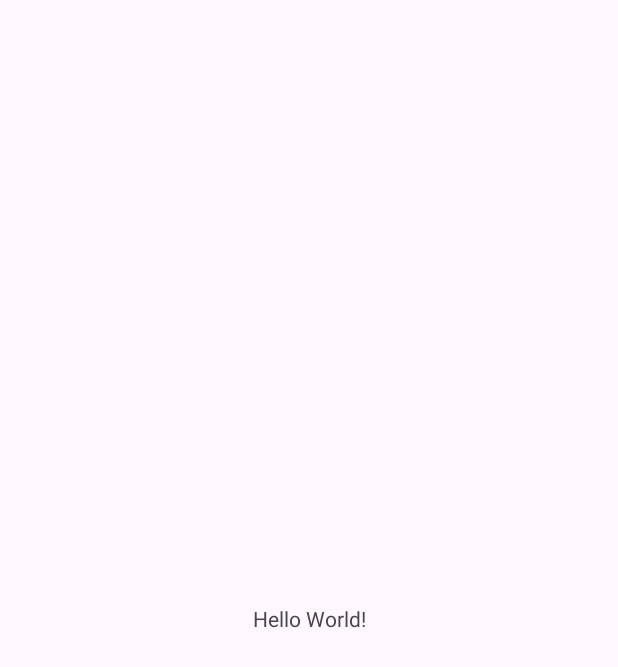
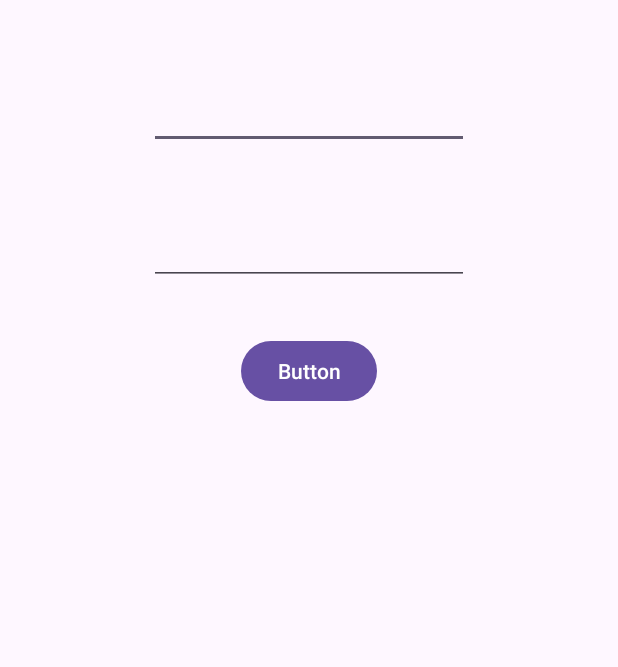
Before and after one commit to PBorsi/FMU2024_1, an Android app: the screen it shows after launch (MainActivity), on a phone screen of 412 x 824 dp. Before the commit the part shown is almost empty. Shown: the top 667 px of the screen. Run offline under Robolectric (Android 15) with nearby library versions, the phone set to English and light mode, and no system bars.

```diff
--- a/app/build.gradle.kts
+++ b/app/build.gradle.kts
@@ -4,7 +4,7 @@ plugins {
 
 android {
     namespace = "br.fmu.aula"
-    compileSdk = 33
+    compileSdk = 34
 
     defaultConfig {
         applicationId = "br.fmu.aula"
--- a/app/src/main/AndroidManifest.xml
+++ b/app/src/main/AndroidManifest.xml
@@ -13,6 +13,9 @@
         android:theme="@style/Theme.Aula3"
         tools:targetApi="31">
         <activity
+            android:name=".MainActivity2"
+            android:exported="false" />
+        <activity
             android:name=".MainActivity"
             android:exported="true">
             <intent-filter>
--- a/app/src/main/java/br/fmu/aula/MainActivity.java
+++ b/app/src/main/java/br/fmu/aula/MainActivity.java
@@ -2,13 +2,31 @@ package br.fmu.aula;
 
 import androidx.appcompat.app.AppCompatActivity;
 
+import android.content.Intent;
 import android.os.Bundle;
+import android.view.View;
+import android.widget.EditText;
 
 public class MainActivity extends AppCompatActivity {
+
+    private EditText editTextNumber;
+    private EditText editTextNumber2;
 
     @Override
     protected void onCreate(Bundle savedInstanceState) {
         super.onCreate(savedInstanceState);
         setContentView(R.layout.activity_main);
+        editTextNumber = findViewById(R.id.editTextNumber);
+        editTextNumber2 = findViewById(R.id.editTextNumber2);
     }
+
+    public void somar(View view) {
+        int x = Integer.parseInt(editTextNumber.getText().toString());
+        int y = Integer.parseInt(editTextNumber2.getText().toString());
+        int soma = x + y;
+        Intent intent = new Intent(this, MainActivity2.class);
+        intent.putExtra("soma",soma);
+        startActivity(intent);
+    }
+
 }
--- a/app/src/main/res/layout/activity_main.xml
+++ b/app/src/main/res/layout/activity_main.xml
@@ -6,13 +6,35 @@
     android:layout_height="match_parent"
     tools:context=".MainActivity">
 
-    <TextView
+    <EditText
+        android:id="@+id/editTextNumber"
         android:layout_width="wrap_content"
         android:layout_height="wrap_content"
-        android:text="Hello World!"
-        app:layout_constraintBottom_toBottomOf="parent"
+        android:layout_marginTop="54dp"
+        android:ems="10"
+        android:inputType="number"
         app:layout_constraintEnd_toEndOf="parent"
         app:layout_constraintStart_toStartOf="parent"
         app:layout_constraintTop_toTopOf="parent" />
 
+    <EditText
+        android:id="@+id/editTextNumber2"
+        android:layout_width="wrap_content"
+        android:layout_height="wrap_content"
+        android:layout_marginTop="45dp"
+        android:ems="10"
+        android:inputType="number"
+        app:layout_constraintStart_toStartOf="@+id/editTextNumber"
+        app:layout_constraintTop_toBottomOf="@+id/editTextNumber" />
+
+    <Button
+        android:id="@+id/button"
+        android:layout_width="wrap_content"
+        android:layout_height="wrap_content"
+        android:layout_marginTop="33dp"
+        android:onClick="somar"
+        android:text="Button"
+        app:layout_constraintEnd_toEndOf="parent"
+        app:layout_constraintStart_toStartOf="parent"
+        app:layout_constraintTop_toBottomOf="@+id/editTextNumber2" />
 </androidx.constraintlayout.widget.ConstraintLayout>
--- a/app/src/main/res/values/strings.xml
+++ b/app/src/main/res/values/strings.xml
@@ -1,3 +1,4 @@
 <resources>
     <string name="app_name">aula3</string>
+    <string name="txt_somar">Somar</string>
 </resources>
```
Also changed, not shown: app/src/main/java/br/fmu/aula/MainActivity2.java (added, +21 -0 lines), app/src/main/res/layout/activity_main2.xml (added, +19 -0 lines).
